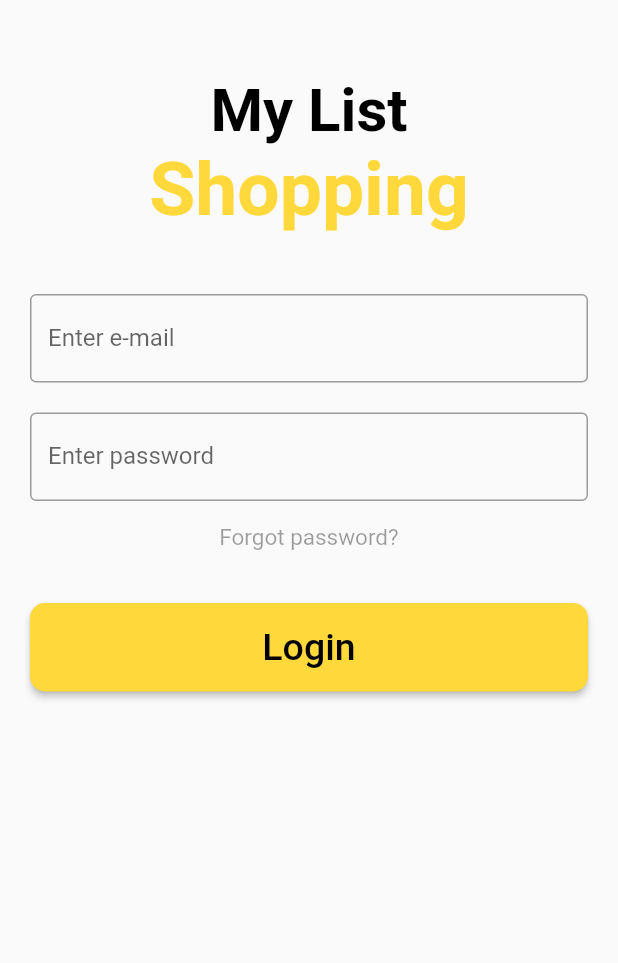
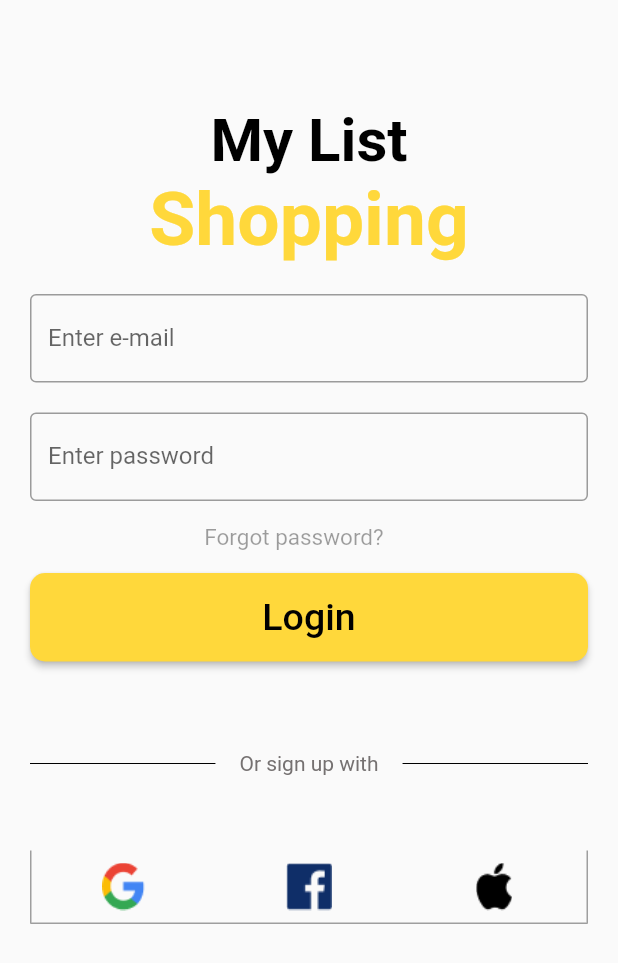
Before and after one commit to AventuraDevSup/ListShopping, a Flutter app: the LoginPage screen opened directly, on a phone screen of 412 x 824 dp. Shown: the top 963 px of the screen. Run offline on Flutter 3.47's test engine with Material 2 defaults, Android fonts, the phone set to English and light mode, and no system bars; Roboto replaces fonts that are missing (GT-Eesti-Display-Regular); project files that could hold a hidden picture were left out.

Commit message:
[style] Colocado um padding padrão no body para o layout da página   body: Padding(       padding: const EdgeInsets.all(20) removi o padding que existia da linha 25 Alterei o CustomButtom retirando a margem da linha 14, por conta que eu declarei um padding padrão para todas as páginas. Coloquei na linha 51 do login o widget VerticalDiviser para criar uma linha cinza e o texto no meio e coloquei os icones das redes sociais para logar

```diff
--- a/lib/views/components/custom_buttom.dart
+++ b/lib/views/components/custom_buttom.dart
@@ -10,8 +10,7 @@ class CustomButton extends StatelessWidget {
 
   @override
   Widget build(BuildContext context) {
-    return Container(
-      margin: const EdgeInsets.only(left: 20, right: 20),
+    return SizedBox(
       width: double.infinity,
       child: ElevatedButton(
         style: ElevatedButton.styleFrom(
--- a/lib/views/login_page.dart
+++ b/lib/views/login_page.dart
@@ -13,7 +13,9 @@ class _LoginPageState extends State<LoginPage> {
   @override
   Widget build(BuildContext context) {
     return Scaffold(
-        body: Column(
+        body: Padding(
+      padding: const EdgeInsets.all(20),
+      child: Column(
         children: [
           const SizedBox(
             height: 50,
@@ -22,9 +24,7 @@ class _LoginPageState extends State<LoginPage> {
           const SizedBox(
             height: 20,
           ),
-        Padding(
-          padding: const EdgeInsets.all(20.0),
-          child: Column(
+          Column(
             children: [
               const TextField(
                 obscureText: true,
@@ -48,13 +48,111 @@ class _LoginPageState extends State<LoginPage> {
                   textStyle: const TextStyle(fontSize: 15, color: Colors.black),
                 ),
                 onPressed: null,
-                child: const Text('Forgot password?'),
+                child: Row(
+                  mainAxisAlignment: MainAxisAlignment.center,
+                  children: const [
+                    Text('Forgot password?'),
+                    VerticalDivider(
+                      color: Colors.black,
+                      thickness: 1,
+                      width: 20,
+                      indent: 10,
+                      endIndent: 10,
                     ),
                   ],
                 ),
               ),
-        CustomButton(buttonText: "Login", onPressed: () {})
             ],
+          ),
+          CustomButton(buttonText: "Login", onPressed: () {}),
+          const SizedBox(height: 60),
+          Row(
+            mainAxisAlignment: MainAxisAlignment.center,
+            children: const [
+              Expanded(
+                child: Divider(
+                  height: 2,
+                  color: Colors.black,
+                ),
+              ),
+              Padding(
+                padding: EdgeInsets.symmetric(horizontal: 16),
+                child: Text(
+                  'Or sign up with',
+                  style: TextStyle(
+                    color: Color(0xff757171),
+                  ),
+                ),
+              ),
+              Expanded(
+                child: Divider(
+                  height: 2,
+                  color: Colors.black,
+                ),
+              ),
+            ],
+          ),
+          const SizedBox(
+            height: 50,
+          ),
+          Container(
+            decoration: const BoxDecoration(
+              border: Border(
+                left: BorderSide(width: 1, color: Colors.grey),
+                right: BorderSide(width: 1, color: Colors.grey),
+                bottom: BorderSide(width: 1, color: Colors.grey),
+              ),
+            ),
+            child: Row(
+              children: [
+                Expanded(
+                  child: Container(
+                    decoration: const BoxDecoration(
+                      borderRadius: BorderRadius.only(
+                        topLeft: Radius.circular(10),
+                        bottomLeft: Radius.circular(10),
+                      ),
+                    ),
+                    child: IconButton(
+                      onPressed: () {
+                        // Ação ao clicar no ícone do Google
+                      },
+                      icon: Image.asset('assets/images/google_icon.png'),
+                    ),
+                  ),
+                ),
+                Expanded(
+                  child: Container(
+                    decoration: const BoxDecoration(),
+                    child: IconButton(
+                      onPressed: () {
+                        // Ação ao clicar no ícone do Facebook
+                      },
+                      icon: Image.asset('assets/images/facebook_icon.png'),
+                    ),
+                  ),
+                ),
+                Expanded(
+                  child: Container(
+                    decoration: const BoxDecoration(
+                      borderRadius: BorderRadius.only(
+                        topRight: Radius.circular(5),
+                        bottomRight: Radius.circular(5),
+                      ),
+                    ),
+                    child: IconButton(
+                      onPressed: () {
+                        // Ação ao clicar no ícone da Apple
+                      },
+                      icon: Image.asset('assets/images/apple_icon.png'),
+                    ),
+                  ),
+                ),
+              ],
+            ),
+          ),
+        ],
+      ),
     ));
   }
 }
```
Also changed, not shown: pubspec.yaml (+4 -4 lines), assets/images/apple_icon.png (added), assets/images/facebook_icon.png (added), assets/images/google_icon.png (added). Lines whose indentation alone changed are shown as unchanged.
